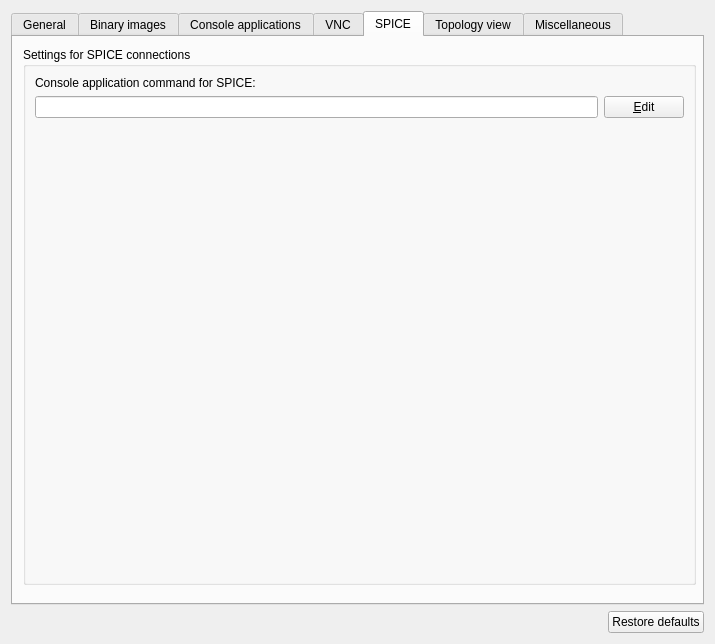
Before: the Qt Designer form gns3/ui/general_preferences_page.ui in GNS3/gns3-gui, drawn with Qt 5.
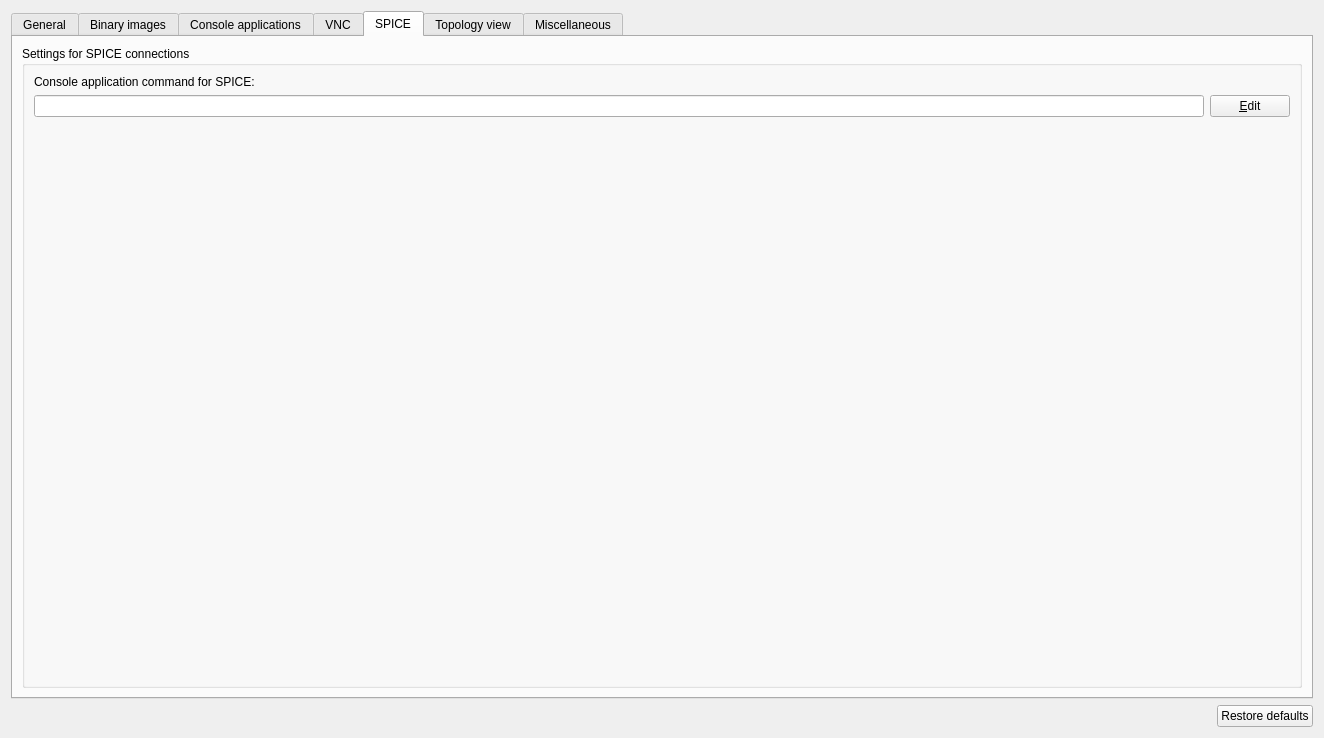
After: the same form once the commit is applied. The open tabs and pages were chosen to show the change.

```diff
--- a/gns3/ui/general_preferences_page.ui
+++ b/gns3/ui/general_preferences_page.ui
@@ -6,8 +6,8 @@
    <rect>
     <x>0</x>
     <y>0</y>
-    <width>715</width>
-    <height>644</height>
+    <width>1324</width>
+    <height>738</height>
    </rect>
   </property>
   <property name="windowTitle">
@@ -580,15 +580,9 @@
       <attribute name="title">
        <string>SPICE</string>
       </attribute>
+      <layout class="QGridLayout" name="gridLayout_2">
+       <item row="0" column="0">
       <widget class="QGroupBox" name="uiSPICEConsoleSettingsGroupBox">
-       <property name="geometry">
-        <rect>
-         <x>10</x>
-         <y>10</y>
-         <width>673</width>
-         <height>538</height>
-        </rect>
-       </property>
        <property name="title">
         <string>Settings for SPICE connections</string>
        </property>
@@ -648,6 +642,8 @@
         </item>
        </layout>
       </widget>
+       </item>
+      </layout>
      </widget>
      <widget class="QWidget" name="uiSceneTab">
       <attribute name="title">
```
Left out of the diff: 116 changed lines with no effect on the pictures. Lines whose indentation alone changed are shown as unchanged.
